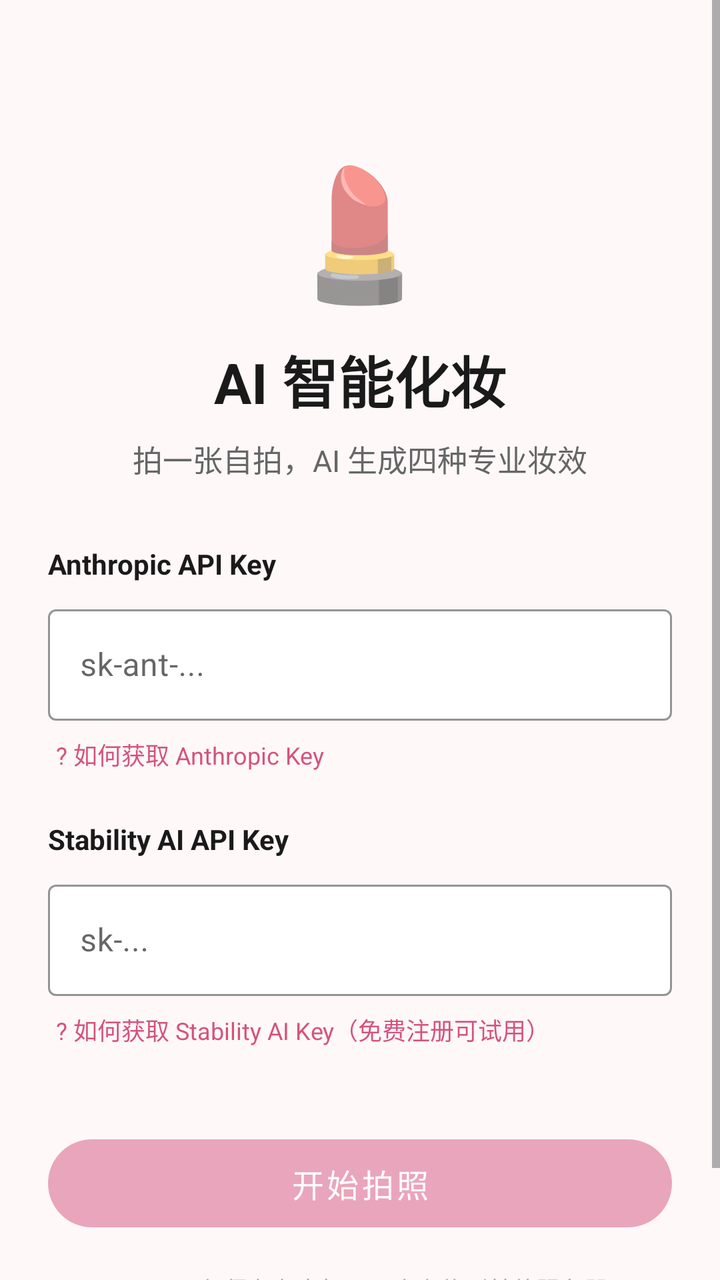
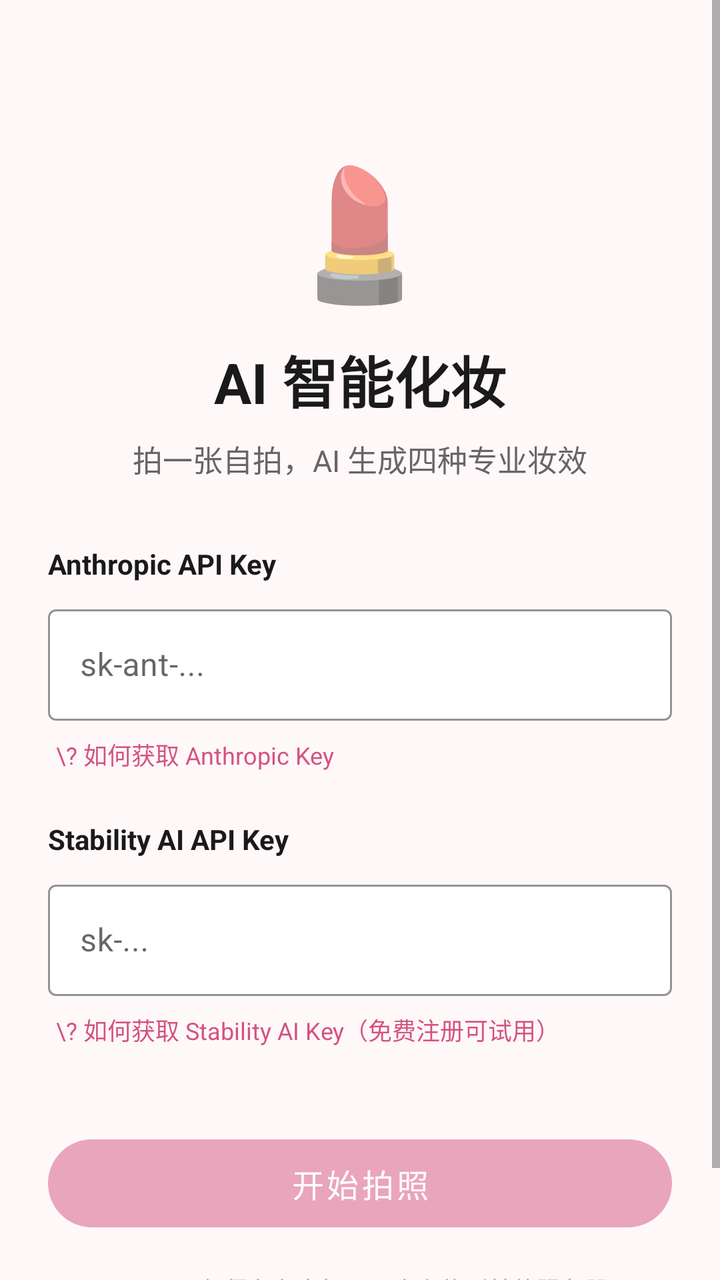

Compare the two renders of this Android layout. The source of the first and the diff that turns it into the second are given below.
<!-- AndroidManifest.xml: application theme Theme.MakeupAI -->
<!-- res/layout/activity_main.xml -->
<?xml version="1.0" encoding="utf-8"?>
<ScrollView xmlns:android="http://schemas.android.com/apk/res/android"
    xmlns:app="http://schemas.android.com/apk/res-auto"
    android:layout_width="match_parent"
    android:layout_height="match_parent"
    android:background="@color/bg_primary"
    android:fillViewport="true">

    <LinearLayout
        android:layout_width="match_parent"
        android:layout_height="wrap_content"
        android:orientation="vertical"
        android:padding="24dp">

        
        <LinearLayout
            android:layout_width="match_parent"
            android:layout_height="wrap_content"
            android:orientation="vertical"
            android:gravity="center"
            android:paddingTop="48dp"
            android:paddingBottom="32dp">

            <TextView
                android:layout_width="wrap_content"
                android:layout_height="wrap_content"
                android:text="💄"
                android:textSize="64sp" />

            <TextView
                android:layout_width="wrap_content"
                android:layout_height="wrap_content"
                android:text="AI 智能化妆"
                android:textSize="28sp"
                android:textColor="@color/text_primary"
                android:textStyle="bold"
                android:layout_marginTop="12dp" />

            <TextView
                android:layout_width="wrap_content"
                android:layout_height="wrap_content"
                android:text="拍一张自拍，AI 生成四种专业妆效"
                android:textSize="15sp"
                android:textColor="@color/text_secondary"
                android:layout_marginTop="8dp" />
        </LinearLayout>

        
        <TextView
            android:layout_width="match_parent"
            android:layout_height="wrap_content"
            android:text="Anthropic API Key"
            android:textSize="14sp"
            android:textColor="@color/text_primary"
            android:textStyle="bold"
            android:layout_marginBottom="8dp" />

        <com.google.android.material.textfield.TextInputLayout
            android:layout_width="match_parent"
            android:layout_height="wrap_content"
            android:hint="sk-ant-..."
            app:boxBackgroundColor="@color/bg_card"
            app:boxStrokeColor="@color/accent_pink"
            style="@style/Widget.MaterialComponents.TextInputLayout.OutlinedBox">

            <com.google.android.material.textfield.TextInputEditText
                android:id="@+id/et_anthropic_key"
                android:layout_width="match_parent"
                android:layout_height="wrap_content"
                android:inputType="textPassword"
                android:textColor="@color/text_primary"
                android:imeOptions="actionNext" />
        </com.google.android.material.textfield.TextInputLayout>

        <TextView
            android:id="@+id/tv_anthropic_help"
            android:layout_width="wrap_content"
            android:layout_height="wrap_content"
            android:text="? 如何获取 Anthropic Key"
            android:textSize="12sp"
            android:textColor="@color/accent_pink"
            android:padding="4dp"
            android:layout_marginTop="4dp"
            android:layout_marginBottom="20dp" />

        
        <TextView
            android:layout_width="match_parent"
            android:layout_height="wrap_content"
            android:text="Stability AI API Key"
            android:textSize="14sp"
            android:textColor="@color/text_primary"
            android:textStyle="bold"
            android:layout_marginBottom="8dp" />

        <com.google.android.material.textfield.TextInputLayout
            android:layout_width="match_parent"
            android:layout_height="wrap_content"
            android:hint="sk-..."
            app:boxBackgroundColor="@color/bg_card"
            app:boxStrokeColor="@color/accent_pink"
            style="@style/Widget.MaterialComponents.TextInputLayout.OutlinedBox">

            <com.google.android.material.textfield.TextInputEditText
                android:id="@+id/et_stability_key"
                android:layout_width="match_parent"
                android:layout_height="wrap_content"
                android:inputType="textPassword"
                android:textColor="@color/text_primary"
                android:imeOptions="actionDone" />
        </com.google.android.material.textfield.TextInputLayout>

        <TextView
            android:id="@+id/tv_stability_help"
            android:layout_width="wrap_content"
            android:layout_height="wrap_content"
            android:text="? 如何获取 Stability AI Key（免费注册可试用）"
            android:textSize="12sp"
            android:textColor="@color/accent_pink"
            android:padding="4dp"
            android:layout_marginTop="4dp"
            android:layout_marginBottom="36dp" />

        
        <com.google.android.material.button.MaterialButton
            android:id="@+id/btn_start"
            android:layout_width="match_parent"
            android:layout_height="56dp"
            android:text="开始拍照"
            android:textSize="16sp"
            android:textColor="@android:color/white"
            android:enabled="false"
            android:alpha="0.5"
            app:backgroundTint="@color/accent_pink"
            app:cornerRadius="28dp" />

        
        <TextView
            android:layout_width="match_parent"
            android:layout_height="wrap_content"
            android:text="API Key 仅保存在本机，不会上传到其他服务器"
            android:textSize="12sp"
            android:textColor="@color/text_hint"
            android:gravity="center"
            android:layout_marginTop="16dp"
            android:paddingBottom="24dp" />

    </LinearLayout>
</ScrollView>
<!-- resources referenced by this layout -->
<resources>
  <color name="accent_pink">#D4537E</color>
  <color name="bg_card">#FFFFFF</color>
  <color name="bg_primary">#FFF8F9</color>
  <color name="text_hint">#AAAAAA</color>
  <color name="text_primary">#1A1A1A</color>
  <color name="text_secondary">#666666</color>
  <style name="Theme.MakeupAI" parent="Theme.MaterialComponents.DayNight.NoActionBar">
          <item name="colorPrimary">@color/accent_pink</item>
          <item name="colorPrimaryVariant">@color/accent_dark</item>
          <item name="colorOnPrimary">@android:color/white</item>
          <item name="colorSecondary">@color/accent_pink</item>
          <item name="colorOnSecondary">@android:color/white</item>
          <item name="android:statusBarColor">@color/bg_primary</item>
          <item name="android:windowLightStatusBar">true</item>
          <item name="android:navigationBarColor">@color/bg_primary</item>
          <item name="android:fontFamily">sans-serif</item>
      </style>
  <color name="accent_dark">#72243E</color>
</resources>

<!-- the commit's change to res/layout/activity_main.xml (unified diff, before → after) -->
@@ -76,7 +76,7 @@
             android:id="@+id/tv_anthropic_help"
             android:layout_width="wrap_content"
             android:layout_height="wrap_content"
-            android:text="? 如何获取 Anthropic Key"
+            android:text="\? 如何获取 Anthropic Key"
             android:textSize="12sp"
             android:textColor="@color/accent_pink"
             android:padding="4dp"
@@ -114,7 +114,7 @@
             android:id="@+id/tv_stability_help"
             android:layout_width="wrap_content"
             android:layout_height="wrap_content"
-            android:text="? 如何获取 Stability AI Key（免费注册可试用）"
+            android:text="\? 如何获取 Stability AI Key（免费注册可试用）"
             android:textSize="12sp"
             android:textColor="@color/accent_pink"
             android:padding="4dp"
